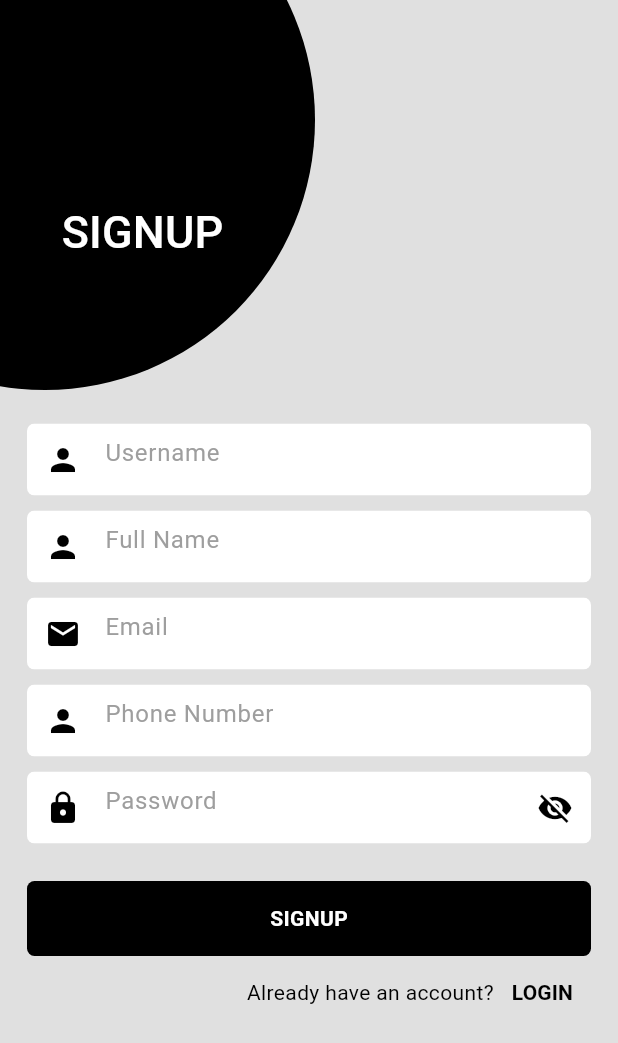
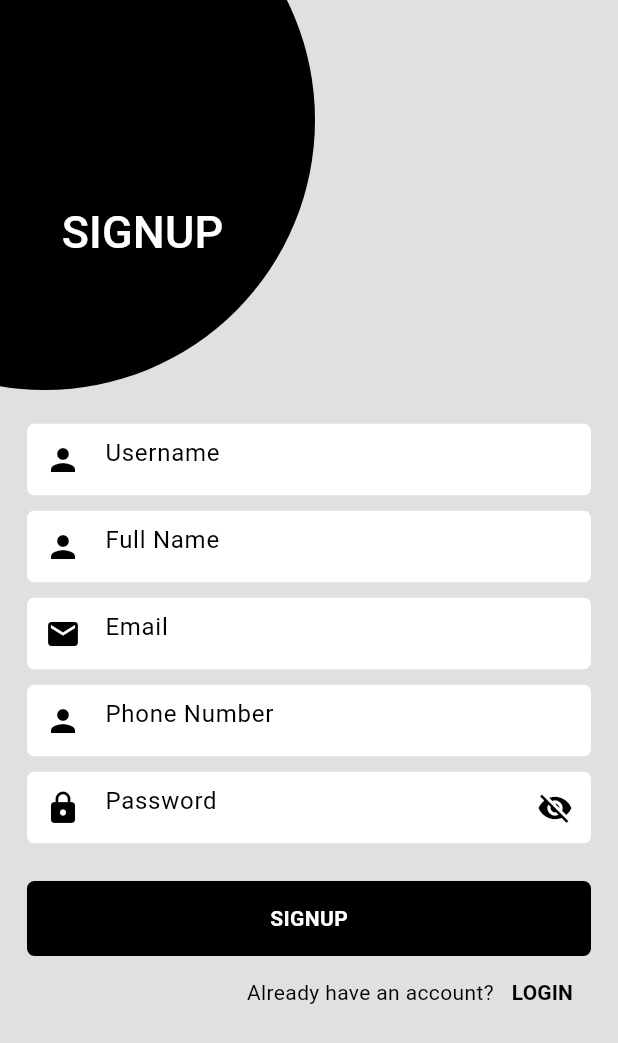
Before and after one commit to UmarKhaann/e_store, a Flutter app: the screen it shows after launch, after a tap on "SIGNUP", on a phone screen of 412 x 824 dp. Shown: the top 1043 px of the screen. Run offline on Flutter 3.47's test engine with Material 2 defaults, Android fonts, the phone set to English and light mode, and no system bars; our stand-ins replace another_flushbar, cached_network_image, cloud_firestore, firebase_auth, firebase_core, firebase_storage and 3 more; accounts and stored records are empty.

Commit message:
customizations

```diff
--- a/lib/res/components/custom_button.dart
+++ b/lib/res/components/custom_button.dart
@@ -27,7 +27,7 @@ class CustomButton extends StatelessWidget {
         width: width,
         height: height,
         child: isLoading
-            ? const Center(child: CircularProgressIndicator(color: Colors.white,))
+            ? const Center(child: CircularProgressIndicator())
             : Center(
                 child: Text(
                 text,
--- a/lib/res/components/custom_card.dart
+++ b/lib/res/components/custom_card.dart
@@ -29,7 +29,6 @@ class CustomCard extends StatelessWidget {
                 progressIndicatorBuilder: (context, url, downloadProgress) =>
                     Center(
                         child: CircularProgressIndicator(
-                          color: Colors.black,
                             value: downloadProgress.progress)),
                 errorWidget: (context, url, error) => const Icon(Icons.error),
               ),
--- a/lib/res/components/custom_input_field.dart
+++ b/lib/res/components/custom_input_field.dart
@@ -1,15 +1,14 @@
 import 'package:flutter/material.dart';
 
-class CustomInputField extends StatelessWidget {
+class CustomInputField extends StatefulWidget {
   final String hintText;
   final IconData? icon;
   final bool isPasswordField;
   final TextEditingController controller;
   final TextInputType keyboardInputType;
-  final ValueNotifier<bool> obscureText = ValueNotifier<bool>(true);
   final int maxLines;
 
-  CustomInputField(
+  const CustomInputField(
       {required this.hintText,
       this.icon,
       this.isPasswordField = false,
@@ -18,6 +17,20 @@ class CustomInputField extends StatelessWidget {
       this.maxLines = 1,
       Key? key})
       : super(key: key);
+
+  @override
+  State<CustomInputField> createState() => _CustomInputFieldState();
+}
+
+class _CustomInputFieldState extends State<CustomInputField> {
+  ValueNotifier<bool> obscureText = ValueNotifier<bool>(true);
+
+  @override
+  void dispose() {
+    // TODO: implement dispose
+    obscureText.dispose();
+    super.dispose();
+  }
 
   @override
   Widget build(BuildContext context) {
@@ -29,29 +42,28 @@ class CustomInputField extends StatelessWidget {
           child: ClipRRect(
             borderRadius: BorderRadius.circular(5),
             child: TextFormField(
-              maxLines: maxLines,
-              controller: controller,
+              maxLines: widget.maxLines,
+              controller: widget.controller,
               textInputAction: TextInputAction.next,
-              obscureText: isPasswordField ? obscureText.value : false,
-              keyboardType: keyboardInputType,
+              obscureText: widget.isPasswordField ? obscureText.value : false,
+              keyboardType: widget.keyboardInputType,
               textCapitalization: TextCapitalization.words,
               decoration: InputDecoration(
-                  contentPadding: icon == null
+                  contentPadding: widget.icon == null
                       ? const EdgeInsets.symmetric(horizontal: 10, vertical: 5)
                       : null,
                   prefixIcon:
-                      icon == null ? null : Icon(icon),
-                  suffixIcon: !isPasswordField
+                      widget.icon == null ? null : Icon(widget.icon),
+                  suffixIcon: !widget.isPasswordField
                       ? null
                       : IconButton(
                           onPressed: () {
-                            obscureText.value = !obscureText.value;
+                            obscureText.value = obscureText.value? false: true;
                           },
                           icon: Icon(obscureText.value
                               ? Icons.visibility_off
                               : Icons.visibility)),
-                  hintText: hintText,
-                  hintStyle: const TextStyle(color: Colors.grey),
+                  hintText: widget.hintText,
                   border: InputBorder.none),
               validator: (value) {
                 if (value == null) {
--- a/lib/res/components/themes.dart
+++ b/lib/res/components/themes.dart
@@ -3,6 +3,9 @@ import 'package:flutter/material.dart';
 class CustomTheme {
   static ThemeData get lightTheme {
     return ThemeData(
+      progressIndicatorTheme: ProgressIndicatorThemeData(
+        color: Colors.black,
+          circularTrackColor: Colors.grey[300]),
       brightness: Brightness.light,
       useMaterial3: true,
       scaffoldBackgroundColor: Colors.grey[300],
@@ -31,6 +34,7 @@ class CustomTheme {
 
   static ThemeData get darkTheme {
     return ThemeData(
+      progressIndicatorTheme: const ProgressIndicatorThemeData(color: Colors.white),
       brightness: Brightness.dark,
       useMaterial3: true,
       scaffoldBackgroundColor: Colors.black,
--- a/lib/view/chat/conversations_view.dart
+++ b/lib/view/chat/conversations_view.dart
@@ -28,6 +28,7 @@ class _ConversationsViewState extends State<ConversationsView> {
 
   @override
   Widget build(BuildContext context) {
+    final height = MediaQuery.of(context).size.height;
     return Scaffold(
       drawer: const CustomDrawer(),
       appBar: AppBar(
@@ -39,7 +40,9 @@ class _ConversationsViewState extends State<ConversationsView> {
               stream: snapShot.snapshots(),
               builder: (context, AsyncSnapshot snapshot) {
                 if (!snapshot.hasData) {
-                  return const Center(child: CircularProgressIndicator());
+                  return SizedBox(
+                      height: height * .5,
+                      child: const Center(child: CircularProgressIndicator()));
                 } else {
                   if(snapshot.data.docs.isEmpty){
                     return const Center(child: Text("there isn't any data"));
--- a/lib/view/home/tabs/product_tab_view.dart
+++ b/lib/view/home/tabs/product_tab_view.dart
@@ -14,7 +14,7 @@ class ProductTabView extends StatelessWidget {
       stream: sellingProducts,
       builder: (context, snapShot) {
         if (!snapShot.hasData) {
-          return const Center(child: CircularProgressIndicator(color: Colors.black,));
+          return const Center(child: CircularProgressIndicator());
         } else {
           if(snapShot.data!.docs.isEmpty){
             return const Center(child: Text('No Products Available'));
--- a/lib/view/home/tabs/request_tab_view.dart
+++ b/lib/view/home/tabs/request_tab_view.dart
@@ -74,7 +74,6 @@ class RequestTabView extends StatelessWidget {
                                       (context, url, downloadProgress) =>
                                           Center(
                                             child: CircularProgressIndicator(
-                                              color: Colors.black,
                                                 value: downloadProgress.progress),
                                           ),
                                   errorWidget: (context, url, error) =>
--- a/lib/view/product/product_details_view.dart
+++ b/lib/view/product/product_details_view.dart
@@ -38,7 +38,6 @@ class ProductDetailsView extends StatelessWidget {
             progressIndicatorBuilder: (context, url, downloadProgress) =>
                 Center(
                     child: CircularProgressIndicator(
-                        color: Colors.black,
                         value: downloadProgress.progress)),
             errorWidget: (context, url, error) => const Icon(Icons.error),
           ),
```
Also changed, not shown: lib/view/chat/chat_view.dart (+60 -14 lines).
